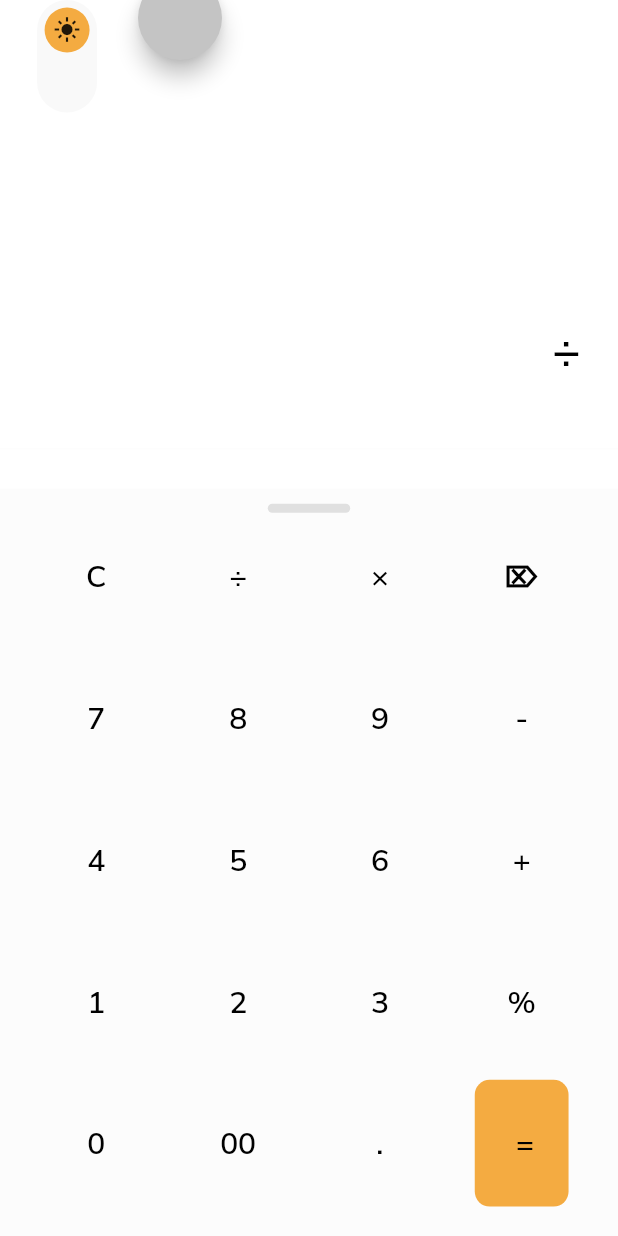
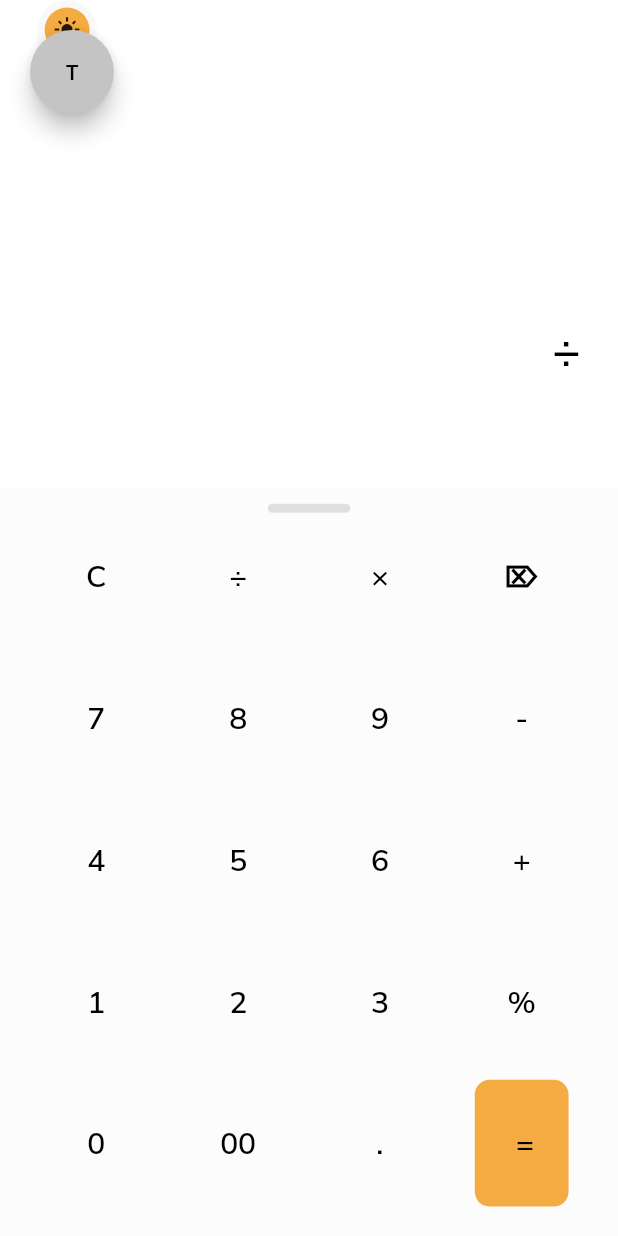
Before and after one commit to ichie2/Calculator-App, a Flutter app: the screen it shows after launch, after a tap on an icon or button, on a phone screen of 412 x 824 dp. Run offline on Flutter 3.47's test engine with Material 2 defaults, Android fonts, the phone set to English and light mode, and no system bars; our stand-ins replace bloc, flutter_bloc, flutter_screenutil, google_fonts, math_expressions.

Commit message:
draggable widget

```diff
--- a/lib/presentation/screens/potrait.dart
+++ b/lib/presentation/screens/potrait.dart
@@ -2,6 +2,7 @@ import 'package:calculator_app/constants/character_constants.dart';
 import 'package:calculator_app/constants/color_constants.dart';
 import 'package:calculator_app/core/exports.dart';
 import 'package:calculator_app/presentation/widgets/indicator_widget.dart';
+import 'package:calculator_app/presentation/widgets/mic_widget.dart';
 import 'package:calculator_app/presentation/widgets/result_widget.dart';
 import 'package:flutter/material.dart';
 import 'package:flutter_screenutil/size_extension.dart';
@@ -14,24 +15,12 @@ class Potrait extends StatefulWidget {
 }
 
 class _PotraitState extends State<Potrait> {
-  void initState() {
-    super.initState();
-    WidgetsBinding.instance.addPostFrameCallback((timeStamp) {
-      getFloatingBox();
-    });
-  }
-
   // Global Key
   final GlobalKey _floatingKey = GlobalKey();
 
   //
   Size _widgetSize;
-  Offset _floatLocation = Offset(0, 140);
-
-  void getFloatingBox() {
-    RenderBox renderbox = _floatingKey.currentContext.findRenderObject();
-    _widgetSize = renderbox.size;
-  }
+  Offset _floatLocation = Offset(0, 100);
 
   double _percentage = 0;
 
@@ -42,7 +31,9 @@ class _PotraitState extends State<Potrait> {
       backgroundColor: theme.backgroundColor,
       body: SafeArea(
         bottom: false,
-        child: Column(
+        child: Stack(
+          children: [
+            Column(
               children: [
                 Container(
                   height: 300.h,
@@ -98,56 +89,32 @@ class _PotraitState extends State<Potrait> {
                       ),
                     ),
                   ),
-            )
+                ),
               ],
             ),
+            DraggableMic(key: _floatingKey)
+          ],
         ),
-      floatingActionButton: GestureDetector(
-        key: _floatingKey,
-        child: Stack(children: [
-          AnimatedPositioned(
-            left: _floatLocation.dx,
-            right: _floatLocation.dy,
-            duration: const Duration(milliseconds: 300),
-            child: FloatingActionButton(
-              onPressed: () {
-                // use mic
-              },
-            ),
-          ),
-        ]),
-        onVerticalDragUpdate: (details) => onDragUpdate(context, details),
-        onHorizontalDragUpdate: (details) => onDragUpdate(context, details),
-        onVerticalDragEnd: (details) => onDragEnd(context, details),
-        onHorizontalDragEnd: (details) => onDragEnd(context, details),
       ),
     );
   }
 
-  void onDragEnd(BuildContext context, DragEndDetails details) {
-    final double pointX = context.size.width / 2;
-    if (_floatLocation.dx > pointX) {
-      _floatLocation = Offset(0, _floatLocation.dy);
-    } else {
-      _floatLocation = Offset(context.size.width - 50, _floatLocation.dy);
-    }
-    setState(() {});
-  }
+  void onDragEnd(BuildContext context, DragEndDetails details) {}
 
   void onDragUpdate(BuildContext context, DragUpdateDetails details) {
-    final RenderBox _box = context.findRenderObject();
-    final Offset _offset = _box.globalToLocal(details.globalPosition);
+    final RenderBox renderBox = context.findRenderObject();
+    Offset offset = renderBox.globalToLocal(details.globalPosition);
 
-    //screen view
-    final double startX = 0;
-    final double endX = context.size.width - _widgetSize.width;
-    final double startY = MediaQuery.of(context).padding.top;
-    final double endY = context.size.height - _widgetSize.height;
+    // calculate screen percentage
+    final double startPointX = 0;
+    final double endPointX = context.size.width - _widgetSize.width;
 
-    // make sure widget is not off screen area
-    if (startX < _offset.dx && _offset.dx < endX) {
-      if (startY < _offset.dy && _offset.dy < endY) {
-        _floatLocation = Offset(_offset.dx, _offset.dy);
+    final double startPointY = MediaQuery.of(context).padding.top;
+    final double endPointY = context.size.height - _widgetSize.height;
+
+    if (startPointX < offset.dx && offset.dx < endPointX) {
+      if (startPointY < offset.dy && offset.dy < endPointY) {
+        _floatLocation = Offset(offset.dx, offset.dy);
         setState(() {});
       }
     }
--- /dev/null
+++ b/lib/presentation/widgets/mic_widget.dart
@@ -0,0 +1,38 @@
+import 'package:calculator_app/core/exports.dart';
+
+class DraggableMic extends StatefulWidget {
+  final Key key;
+
+  DraggableMic({
+    this.key,
+  }) : super(key: key);
+
+  @override
+  State<StatefulWidget> createState() => _DraggableMicState();
+}
+
+class _DraggableMicState extends State<DraggableMic> {
+  Offset position = Offset(20.0, 20.0);
+  @override
+  Widget build(BuildContext context) {
+    return AnimatedPositioned(
+      duration: Duration(milliseconds: 100),
+      left: position.dx,
+      top: position.dy,
+      child: Draggable(
+        feedback: Container(),
+        child: FloatingActionButton(
+          onPressed: () {
+            //
+          },
+          child: Text("T"),
+        ),
+        onDragEnd: (details) {
+          setState(() {
+            position = details.offset;
+          });
+        },
+      ),
+    );
+  }
+}
```
Also changed, not shown: lib/models/potrait_characters.dart (deleted). Lines whose indentation alone changed are shown as unchanged.
